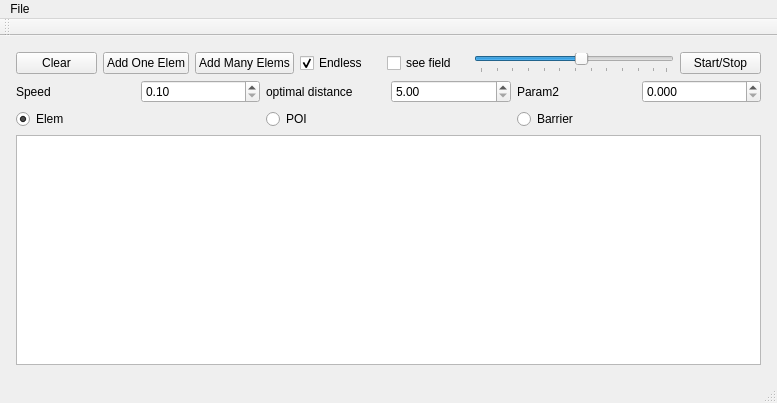
The window that mainwindow.ui (xdobry/swarmsimu) describes before a commit, drawn with Qt 5.
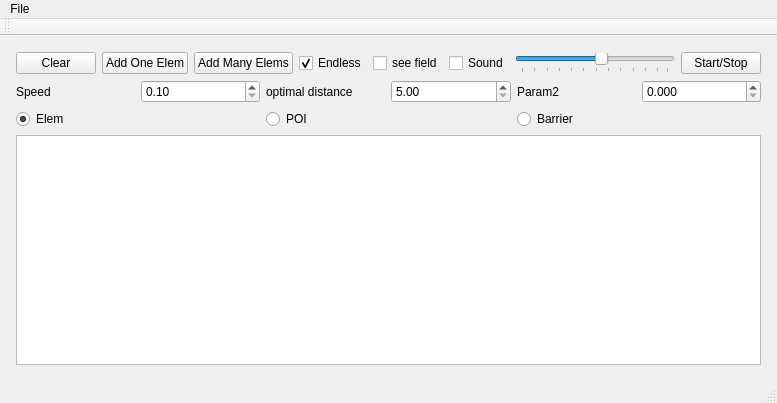
The same window after the commit.

Diff of the .ui file:
```diff
--- a/mainwindow.ui
+++ b/mainwindow.ui
@@ -72,6 +72,13 @@
           </property>
          </widget>
         </item>
+        <item>
+         <widget class="QCheckBox" name="chbSound">
+          <property name="text">
+           <string>Sound</string>
+          </property>
+         </widget>
+        </item>
         <item>
          <widget class="QSlider" name="horizontalSlider">
           <property name="maximumSize">
```
